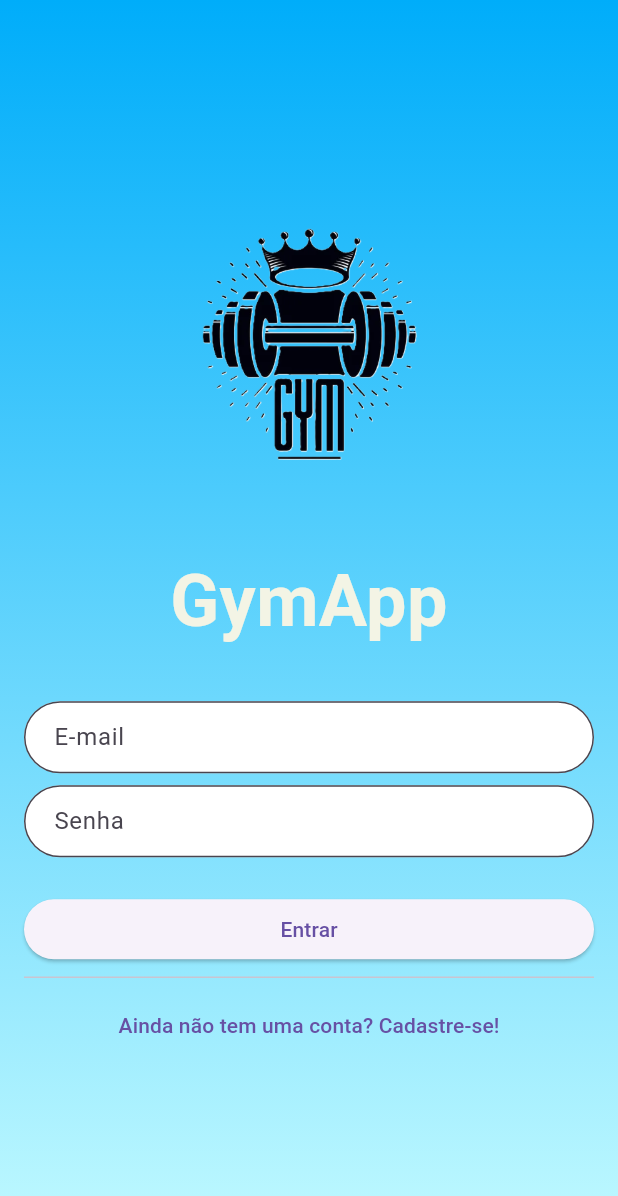
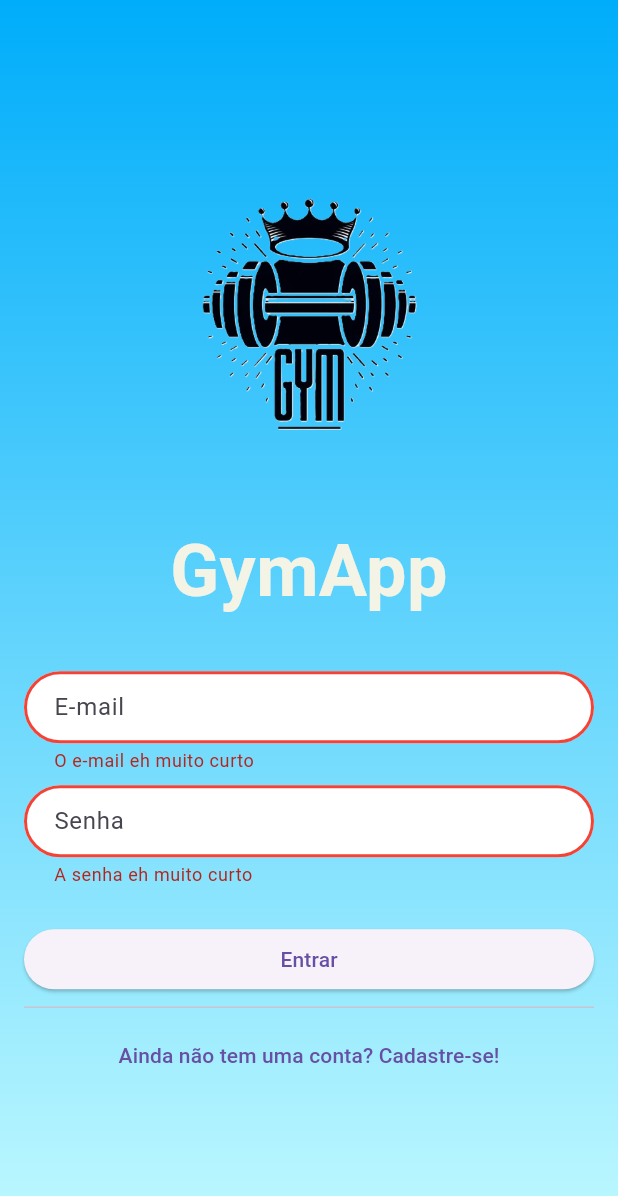
Before and after one commit to Moises-Jorge/gymapp, a Flutter app: the screen it shows after launch, after a tap on "Entrar", on a phone screen of 412 x 824 dp. Shown: the top 1196 px of the screen. Run offline on Flutter 3.47's test engine with Material 3 defaults, Android fonts, the phone set to English and light mode, and no system bars.

```diff
--- a/lib/componentes/decoracao_campo_autenticacao.dart
+++ b/lib/componentes/decoracao_campo_autenticacao.dart
@@ -16,5 +16,13 @@ InputDecoration getAuthenticationInputDecoration(String label) {
       borderRadius: BorderRadius.circular(64),
       borderSide: BorderSide(color: MinhasCores.azulEscuro, width: 4),
     ),
+    errorBorder: OutlineInputBorder(
+      borderRadius: BorderRadius.circular(64),
+      borderSide: BorderSide(color: Colors.red, width: 2),
+    ),
+    focusedErrorBorder: OutlineInputBorder(
+      borderRadius: BorderRadius.circular(64),
+      borderSide: BorderSide(color: Colors.red, width: 4),
+    ),
   );
 }
--- a/lib/telas/autenticacao_tela.dart
+++ b/lib/telas/autenticacao_tela.dart
@@ -12,6 +12,7 @@ class AutenticacaoTela extends StatefulWidget {
 class _AutenticacaoTelaState extends State<AutenticacaoTela> {
   // Variavel que vai definir se o usuario quer fazer login ou se quer se cadastrar
   bool queroEntrar = true;
+  final _formKey = GlobalKey<FormState>();
 
   @override
   Widget build(BuildContext context) {
@@ -35,6 +36,7 @@ class _AutenticacaoTelaState extends State<AutenticacaoTela> {
           Padding(
             padding: const EdgeInsets.all(16.0),
             child: Form(
+              key: _formKey,
               child: Center(
                 child: SingleChildScrollView(
                   child: Column(
@@ -54,11 +56,29 @@ class _AutenticacaoTelaState extends State<AutenticacaoTela> {
                       SizedBox(height: 32),
                       TextFormField(
                         decoration: getAuthenticationInputDecoration("E-mail"),
+                        validator: (String? value) {
+                          if (value == null) {
+                            return "O e-mail não pode ser vazio";
+                          } else if (value.length < 5) {
+                            return "O e-mail eh muito curto";
+                          } else if (!value.contains("@")) {
+                            return "O e-mail nao eh valido";
+                          }
+                          return null;
+                        },
                       ),
                       SizedBox(height: 8),
                       TextFormField(
                         decoration: getAuthenticationInputDecoration("Senha"),
                         obscureText: true,
+                        validator: (String? value) {
+                          if (value == null) {
+                            return "A senha não pode ser vazio";
+                          } else if (value.length < 5) {
+                            return "A senha eh muito curto";
+                          }
+                          return null;
+                        },
                       ),
                       SizedBox(height: 8),
                       Visibility(
@@ -70,19 +90,37 @@ class _AutenticacaoTelaState extends State<AutenticacaoTela> {
                                 "Confirme a Senha",
                               ),
                               obscureText: true,
+                              validator: (String? value) {
+                                if (value == null) {
+                                  return "A confirmacao de senha não pode ser vazio";
+                                } else if (value.length < 5) {
+                                  return "A confirmacao de senha eh muito curto";
+                                }
+                                return null;
+                              },
                             ),
                             SizedBox(height: 8),
                             TextFormField(
                               decoration: getAuthenticationInputDecoration(
                                 "Nome",
                               ),
+                              validator: (String? value) {
+                                if (value == null) {
+                                  return "O nome não pode ser vazio";
+                                } else if (value.length < 5) {
+                                  return "O nome eh muito curto";
+                                }
+                                return null;
+                              },
                             ),
                           ],
                         ),
                       ),
                       SizedBox(height: 16),
                       ElevatedButton(
-                        onPressed: () {},
+                        onPressed: () {
+                          botaoPrincipalClicado();
+                        },
                         child: Text((queroEntrar) ? "Entrar" : "Cadastrar"),
                       ),
                       Divider(),
@@ -108,4 +146,12 @@ class _AutenticacaoTelaState extends State<AutenticacaoTela> {
       ),
     );
   }
+
+  botaoPrincipalClicado() {
+    if (_formKey.currentState!.validate()) {
+      print("Form Valido");
+    } else {
+      print("Form Invalido");
+    }
+  }
 }
```
